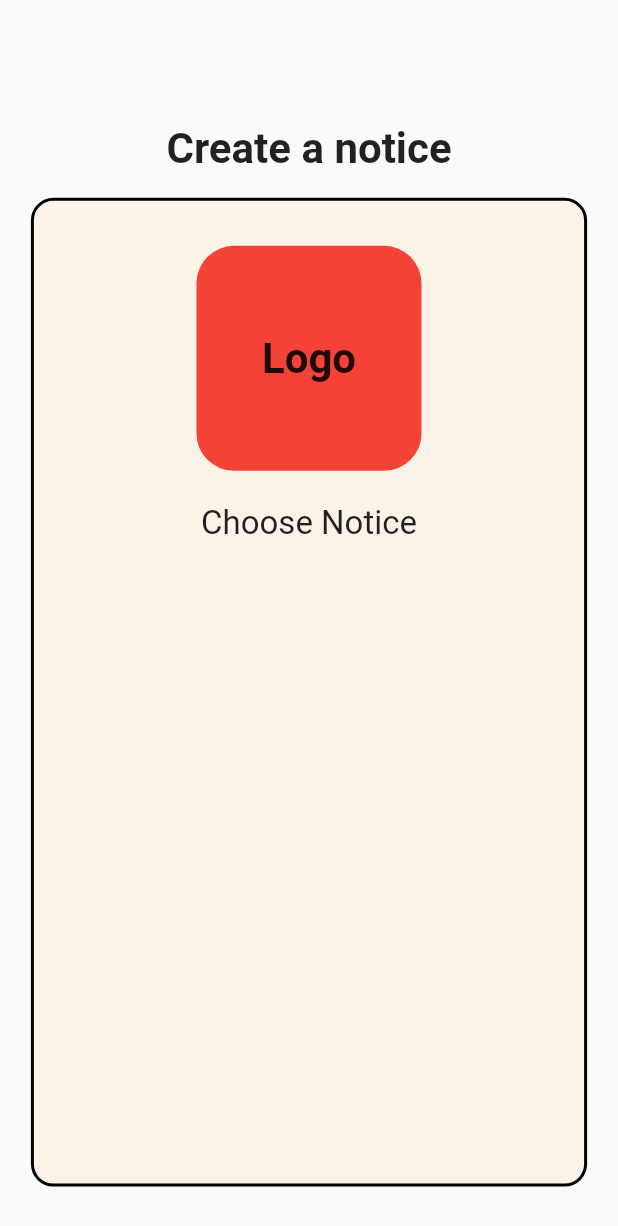
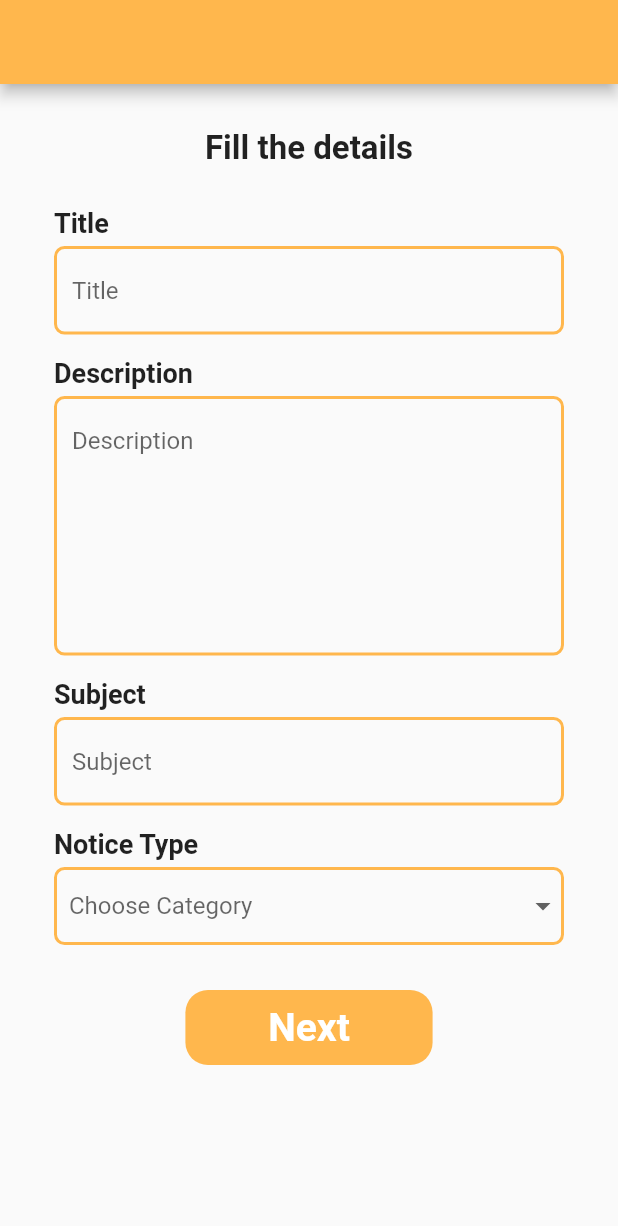
Before and after one commit to create-dan/notice_board, a Flutter app: the UploadNoticeScreen screen opened directly, on a phone screen of 412 x 824 dp. Shown: the top 1226 px of the screen. Run offline on Flutter 3.47's test engine with Material 2 defaults, Android fonts, the phone set to English and light mode, and no system bars; our stand-ins replace cloud_firestore, file_picker, firebase_auth, firebase_core, firebase_storage, fluttertoast and 5 more; missing offline and left inert: android_intent_plus, custom_full_image_screen; accounts and stored records are empty; project files that could hold a hidden picture were left out.

Commit message:
Notice-Upload v1.0

```diff
--- a/lib/helpers/constants.dart
+++ b/lib/helpers/constants.dart
@@ -54,3 +54,5 @@ final category = [
   "Class Teacher",
   "Class Representative"
 ];
+
+final noticeType = ["General", "Exam", "Lecture", "Assignment"];
--- a/lib/main.dart
+++ b/lib/main.dart
@@ -34,9 +34,9 @@ class MyApp extends StatelessWidget {
       debugShowCheckedModeBanner: false,
       title: 'Notice Board App',
       theme: ThemeData(primarySwatch: Colors.purple),
-      home: GetTeachers(),
+      // home: GetTeachers(),
       // home: StudentProfileSetup(),
-      // home: UploadNoticeScreen(),
+      home: UploadNoticeScreen(),
     );
   }
 }
--- /dev/null
+++ b/lib/models/notice_model.dart
@@ -0,0 +1,8 @@
+class NoticeModel {
+  static String? title;
+  static String? description;
+  static String? subject;
+  static String? noticeType;
+  static String? imageUrl;
+  static String? pdfUrl;
+}
--- a/lib/screens/upload_notice_screen.dart
+++ b/lib/screens/upload_notice_screen.dart
@@ -2,6 +2,10 @@
 
 import 'package:flutter/material.dart';
 import 'package:notice_board/helpers/constants.dart';
+import 'package:notice_board/models/notice_model.dart';
+import 'package:notice_board/screens/upload_notice_image_screen.dart';
+import 'package:notice_board/widgets/auth_button.dart';
+import 'package:notice_board/widgets/auth_text_field.dart';
 
 class UploadNoticeScreen extends StatefulWidget {
   const UploadNoticeScreen({Key? key}) : super(key: key);
@@ -11,62 +15,127 @@ class UploadNoticeScreen extends StatefulWidget {
 }
 
 class _UploadNoticeScreenState extends State<UploadNoticeScreen> {
+  String? selectedNoticeType;
+
+  final TextEditingController _titleController = TextEditingController();
+  final TextEditingController _descriptionController = TextEditingController();
+  final TextEditingController _subjectController = TextEditingController();
+
   @override
   Widget build(BuildContext context) {
     Size size = MediaQuery.of(context).size;
 
+    DropdownMenuItem<String> buildMenuCategory(String category) =>
+        DropdownMenuItem(
+          value: category,
+          child: Padding(
+            padding: const EdgeInsets.only(left: 8.0),
+            child: Text(category),
+          ),
+        );
+
     return Scaffold(
-      // appBar: AppBar(),
-
+      appBar: AppBar(backgroundColor: kOrangeShade),
       body: Column(
-        children: [
-          SizedBox(height: size.height * 0.1),
-          Text(
-            "Create a notice",
-            style: TextStyle(fontSize: 28, fontWeight: FontWeight.bold),
-          ),
-          SizedBox(height: size.height * 0.02),
-          Center(
-            child: Container(
-              height: size.height * 0.8,
-              width: size.width * 0.9,
-              decoration: BoxDecoration(
-                  color: kOrangeShade.withOpacity(0.1),
-                  borderRadius: BorderRadius.circular(15),
-                  border: Border.all(color: Colors.black, width: 2)),
-              child: Column(
         children: [
           SizedBox(height: 30),
           Container(
             alignment: Alignment.center,
-                    height: 150,
-                    width: 150,
-                    decoration: BoxDecoration(
-                      color: Colors.red,
-                      borderRadius: BorderRadius.circular(25),
-                    ),
+            // height: size.height * 0.2,
             child: Text(
-                      "Logo",
-                      style:
-                          TextStyle(fontSize: 28, fontWeight: FontWeight.bold),
+              "Fill the details",
+              style: TextStyle(fontSize: 22, fontWeight: FontWeight.bold),
             ),
           ),
-                  SizedBox(height: 10),
-                  InkWell(
+          Expanded(
+            child: Padding(
+              padding:
+                  const EdgeInsets.symmetric(horizontal: 18.0, vertical: 8),
               child: Container(
-                      alignment: Alignment.center,
-                      height: 50,
-                      width: size.width * 0.5,
                 decoration: BoxDecoration(
-                        borderRadius: BorderRadius.circular(30),
+                    // border: Border.all(color: kOrangeShade, width: 2),
                     ),
-                      child: Text(
-                        "Choose Notice",
-                        style: TextStyle(fontSize: 22),
+                child: Padding(
+                  padding: const EdgeInsets.all(18.0),
+                  child: SingleChildScrollView(
+                    physics: BouncingScrollPhysics(),
+                    child: Column(
+                      crossAxisAlignment: CrossAxisAlignment.start,
+                      children: [
+                        UploadTextField(
+                          lines: 1,
+                          hint: "Title",
+                          controller: _titleController,
+                        ),
+                        SizedBox(height: 15),
+                        UploadTextField(
+                          lines: 7,
+                          hint: 'Description',
+                          controller: _descriptionController,
+                        ),
+                        SizedBox(height: 15),
+                        UploadTextField(
+                          lines: 1,
+                          hint: 'Subject',
+                          controller: _subjectController,
+                        ),
+                        SizedBox(height: 15),
+                        Text(
+                          "Notice Type",
+                          style: TextStyle(
+                              fontSize: 18, fontWeight: FontWeight.w600),
+                        ),
+                        SizedBox(height: 5),
+                        Container(
+                          decoration: BoxDecoration(
+                            border: Border.all(color: kOrangeShade, width: 2),
+                            borderRadius: BorderRadius.circular(7),
+                          ),
+                          child: DropdownButtonHideUnderline(
+                            child: DropdownButton<String>(
+                              hint: Padding(
+                                padding: const EdgeInsets.only(left: 8.0),
+                                child: Text("Choose Category"),
+                              ),
+                              isExpanded: true,
+                              items: noticeType.map(buildMenuCategory).toList(),
+                              onChanged: (value) {
+                                setState(() {
+                                  selectedNoticeType = value;
+                                });
+                              },
+                              value: selectedNoticeType,
                             ),
                           ),
                         ),
+                        SizedBox(height: 30),
+                        Center(
+                          child: AuthButton(
+                            size: size,
+                            name: "Next",
+                            onTap: () {
+                              setState(() {
+                                NoticeModel.title = _titleController.text;
+                                NoticeModel.description =
+                                    _descriptionController.text;
+                                NoticeModel.subject = _subjectController.text;
+                                NoticeModel.noticeType = selectedNoticeType;
+                              });
+                              Navigator.pushReplacement(
+                                context,
+                                MaterialPageRoute(
+                                  builder: (context) =>
+                                      UploadNoticeImageScreen(),
+                                ),
+                              );
+                            },
+                            isAdmin: true,
+                          ),
+                        ),
                       ],
+                    ),
+                  ),
+                ),
               ),
             ),
           ),
@@ -75,3 +144,56 @@ class _UploadNoticeScreenState extends State<UploadNoticeScreen> {
     );
   }
 }
+
+class UploadTextField extends StatelessWidget {
+  const UploadTextField({
+    Key? key,
+    required this.lines,
+    required this.hint,
+    required this.controller,
+  }) : super(key: key);
+
+  final int lines;
+  final String hint;
+  final TextEditingController controller;
+
+  @override
+  Widget build(BuildContext context) {
+    return Column(
+      crossAxisAlignment: CrossAxisAlignment.start,
+      children: [
+        Text(
+          hint,
+          style: TextStyle(fontSize: 18, fontWeight: FontWeight.w600),
+        ),
+        SizedBox(height: 5),
+        TextFormField(
+          minLines: lines,
+          maxLines: lines,
+          controller: controller,
+          decoration: InputDecoration(
+            focusColor: Colors.red,
+            fillColor: Colors.red,
+            hintText: hint,
+            border: OutlineInputBorder(
+              borderSide: const BorderSide(color: kOrangeShade, width: 2.0),
+              borderRadius: BorderRadius.all(
+                Radius.circular(7),
+              ),
+            ),
+            enabledBorder: OutlineInputBorder(
+              borderSide: const BorderSide(color: kOrangeShade, width: 2.0),
+              borderRadius: BorderRadius.all(Radius.circular(7)),
+            ),
+            focusedBorder: OutlineInputBorder(
+              borderSide: const BorderSide(color: kOrangeShade, width: 2.0),
+              borderRadius: BorderRadius.all(
+                Radius.circular(7),
+              ),
+            ),
+          ),
+        ),
+      ],
+    );
+  }
+}
--- a/lib/services/firebase_upload.dart
+++ b/lib/services/firebase_upload.dart
@@ -1,4 +1,5 @@
 import 'dart:io';
+import 'package:file_picker/file_picker.dart';
 import 'package:firebase_storage/firebase_storage.dart';
 import 'package:fluttertoast/fluttertoast.dart';
 
--- a/pubspec.yaml
+++ b/pubspec.yaml
@@ -52,6 +52,8 @@ dependencies:
   android_intent_plus: ^3.1.1
   cached_network_image: ^3.2.0
   custom_full_image_screen: ^0.0.4
+  flutter_quill: ^4.1.3
+  file_picker: ^4.5.1
 
 dev_dependencies:
   flutter_test:
```
Also changed, not shown: lib/screens/upload_notice_image_screen.dart (added, +278 -0 lines), lib/services/notice_upload.dart (added, +101 -0 lines), lib/widgets/auth_text_field.dart (+5 -2 lines), assets/images/strange.jpg (added), pubspec.lock, 1 other file. Lines whose indentation alone changed are shown as unchanged.
